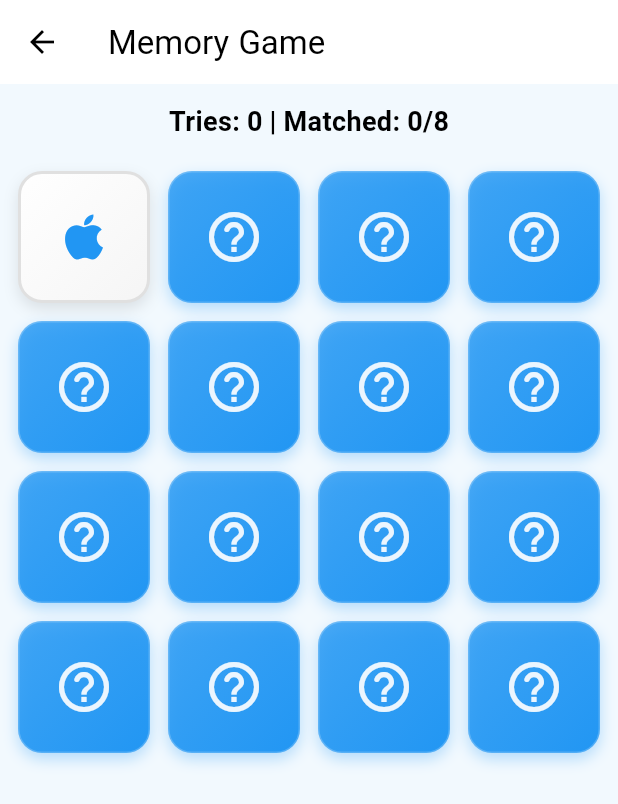
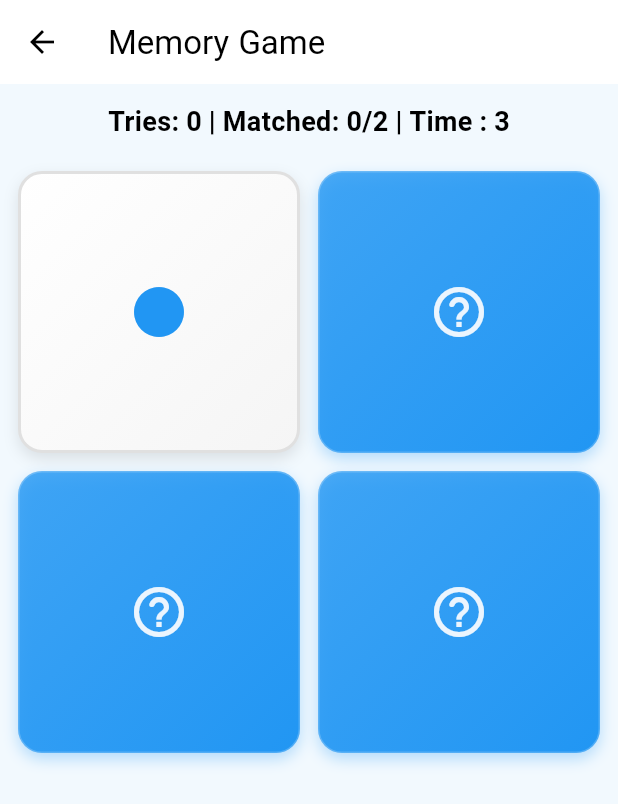
Before and after one commit to Sami3160/flutter-projects, a Flutter app: the PlayerView screen opened by its route, after a tap on the "help outline" icon, on a phone screen of 412 x 824 dp. Shown: the top 804 px of the screen. Run offline on Flutter 3.47's test engine with Material 3 defaults, Android fonts, the phone set to English and light mode, and no system bars; our stand-ins replace auto_size_text, firebase_core, firebase_messaging, flutter_dotenv, flutter_local_notifications, flutter_widget_from_html_core and 6 more; missing offline and left inert: flutter_azure_tts, getx_clean_architecture; accounts and stored records are empty; generated files the repository leaves out were written again.

Commit message:
mvp done

```diff
--- a/puzzle_game/lib/presentation/pages/player/player_controller.dart
+++ b/puzzle_game/lib/presentation/pages/player/player_controller.dart
@@ -1,3 +1,5 @@
+import 'dart:async';
+
 import 'package:flutter/material.dart';
 import 'package:get/get.dart';
 import 'package:puzzle_game/domain/entities/tile.dart';
@@ -8,10 +10,11 @@ class PlayerController extends GetxController {
   var tiles = <Tile>[].obs;
   var tries = 0.obs;
   var matchedPairs = 0.obs;
-
+  Timer? timer;
   int firstSelectedIndex = -1;
   int secondSelectedIndex = -1;
   bool isProcessing = false;
+  RxInt time = 0.obs;
 
   final List<IconData> _icons = [
     Icons.star,
@@ -22,6 +25,13 @@ class PlayerController extends GetxController {
     Icons.apple,
     Icons.abc,
     Icons.food_bank,
+    Icons.cabin,
+    Icons.mouse,
+    Icons.soup_kitchen,
+    Icons.route,
+    Icons.face,
+    Icons.biotech,
+    Icons.cake,
   ];
 
   @override
@@ -33,8 +43,24 @@ class PlayerController extends GetxController {
     } else {
       level.value = 1;
     }
+    switch (level.value) {
+      case 1:
+        initGame(2, 2);
+        break;
+      case 2:
+        initGame(4, 4);
+        break;
+      case 3:
+        initGame(6, 5);
+        break;
+    }
+    startTimer();
+  }
 
-    initGame(4, 4);
+  void startTimer() {
+    timer = Timer.periodic(const Duration(seconds: 1), (timer) {
+      time++;
+    });
   }
 
   void initGame(int row, int col) {
@@ -52,6 +78,26 @@ class PlayerController extends GetxController {
     firstSelectedIndex = -1;
     secondSelectedIndex = -1;
     isProcessing = false;
+  }
+
+  void reset() {
+    switch (level.value) {
+      case 1:
+        initGame(2, 2);
+        break;
+      case 2:
+        initGame(4, 4);
+        break;
+      case 3:
+        initGame(4, 4);
+        break;
+    }
+    timer?.cancel();
+    time.value = 0;
+    startTimer();
+  }
+  bool isCompleted(){
+    return matchedPairs.value == tiles.length ~/ 2;
   }
 
   void onTileTapped(int index) async {
@@ -89,5 +135,14 @@ class PlayerController extends GetxController {
 
       tiles.refresh();
     }
+    if (isCompleted()) {
+      timer?.cancel();
+    }
+  }
+
+  @override
+  void onClose() {
+    timer?.cancel();
+    super.onClose();
   }
 }
--- a/puzzle_game/lib/presentation/pages/player/player_view.dart
+++ b/puzzle_game/lib/presentation/pages/player/player_view.dart
@@ -16,19 +16,38 @@ class PlayerView extends GetView<PlayerController> {
           children: [
             Obx(
               () => Text(
-                'Tries: ${controller.tries.value} | Matched: ${controller.matchedPairs.value}/${controller.tiles.length ~/ 2}',
+                'Tries: ${controller.tries.value} | Matched: ${controller.matchedPairs.value}/${controller.tiles.length ~/ 2} | Time : ${controller.time.value}',
                 style: const TextStyle(
                   fontSize: 18,
                   fontWeight: FontWeight.bold,
                 ),
               ),
             ),
+
             const SizedBox(height: 20),
+            Obx(
+              () => controller.isCompleted()
+                  ? Column(
+                      children: [
+                        _buildControls(controller),
+                        const SizedBox(height: 20),
+                      ],
+                    )
+                  : const SizedBox.shrink(),
+            ),
             Expanded(
               child: Obx(
                 () => GridArea(
-                  row: 4,
-                  col: 4,
+                  row: controller.level.value == 1
+                      ? 2
+                      : controller.level.value == 2
+                      ? 4
+                      : 6,
+                  col: controller.level.value == 1
+                      ? 2
+                      : controller.level.value == 2
+                      ? 4
+                      : 5,
                   tiles: controller.tiles.toList(),
                   onTapTile: controller.onTileTapped,
                 ),
@@ -39,4 +58,35 @@ class PlayerView extends GetView<PlayerController> {
       ),
     );
   }
+
+  Widget _buildControls(PlayerController controller) {
+    return Row(
+      mainAxisAlignment: MainAxisAlignment.center,
+      spacing: 12,
+      children: [
+        ElevatedButton(
+          onPressed: () => Get.back(),
+          child: const Text('Back'),
+          style: ElevatedButton.styleFrom(
+            shape: RoundedRectangleBorder(
+              borderRadius: BorderRadius.circular(12),
+            ),
+            backgroundColor: Colors.red,
+            foregroundColor: Colors.white,
+          ),
+        ),
+        ElevatedButton(
+          onPressed: () => controller.reset(),
+          child: const Text('Restart'),
+          style: ElevatedButton.styleFrom(
+            shape: RoundedRectangleBorder(
+              borderRadius: BorderRadius.circular(12),
+            ),
+            backgroundColor: Colors.green,
+            foregroundColor: Colors.white,
+          ),
+        ),
+      ],
+    );
+  }
 }
```
Also changed, not shown: puzzle_game/assets/animation/Confetti.json (added, +1 -0 lines).
